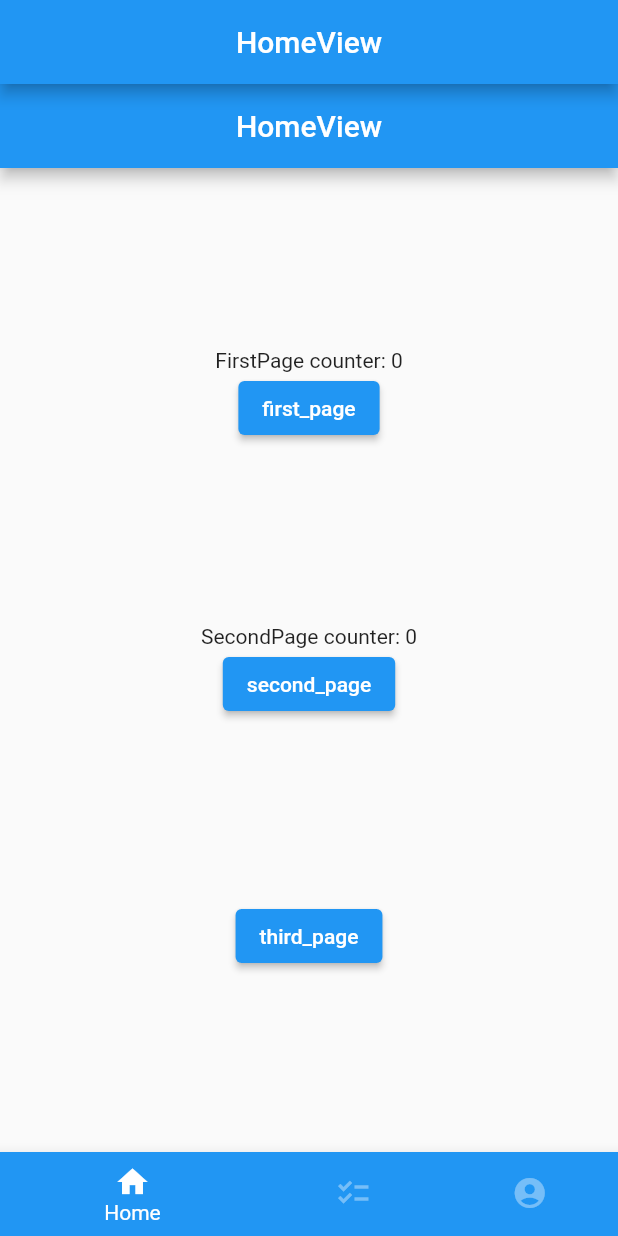
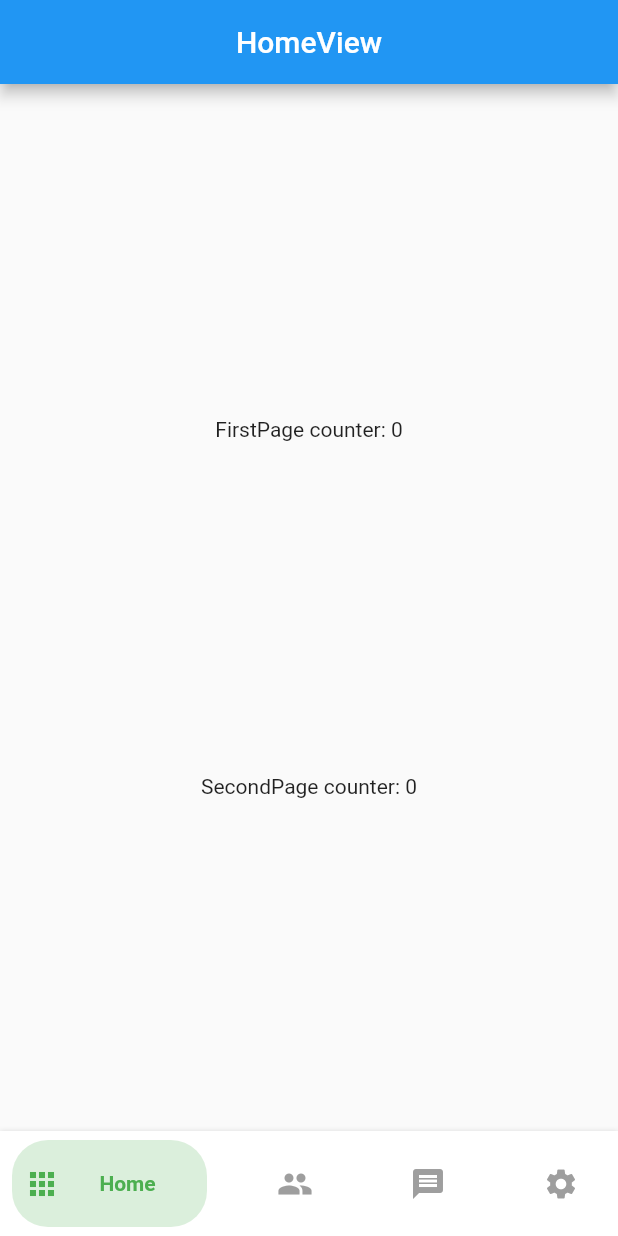
Before and after one commit to ArturNiklewicz/get_playground, a Flutter app: the screen it shows after launch, on a phone screen of 412 x 824 dp. Run offline on Flutter 3.47's test engine with Material 2 defaults, Android fonts, the phone set to English and light mode, and no system bars; our stand-ins replace get.

Commit message:
Custom Animated Navigation Bar

```diff
--- a/lib/app/modules/third_page/views/third_page_view.dart
+++ b/lib/app/modules/third_page/views/third_page_view.dart
@@ -15,6 +15,7 @@ class ThirdPageView extends GetView<ThirdPageController> {
       ),
       body: Center(
         child: Column(
+          mainAxisAlignment: MainAxisAlignment.center,
           children: [
             Text(
               'ThirdPageView is working',
--- a/lib/app/modules/~home/views/home_view.dart
+++ b/lib/app/modules/~home_page/views/home_view.dart
@@ -31,28 +31,13 @@ class HomeView extends GetView<HomeController> {
           Column(children: [
             GetBuilder<FirstPageController>(
                 builder: (_) => Text("FirstPage counter: ${_.count}")),
-            ElevatedButton(
-                onPressed: () {
-                  Get.to(FirstPageView());
-                },
-                child: Text("first_page"))
           ]),
           Column(
             children: [
               GetBuilder<SecondPageController>(
                   builder: (_) => Text("SecondPage counter: ${_.count}")),
-              ElevatedButton(
-                  onPressed: () {
-                    Get.to(SecondPageView());
-                  },
-                  child: Text("second_page")),
             ],
           ),
-          ElevatedButton(
-              onPressed: () {
-                Get.to(ThirdPageView());
-              },
-              child: Text("third_page"))
         ],
       )),
     );
--- a/lib/app/routes/app_pages.dart
+++ b/lib/app/routes/app_pages.dart
@@ -6,8 +6,8 @@ import '../modules/second_page/bindings/second_page_binding.dart';
 import '../modules/second_page/views/second_page_view.dart';
 import '../modules/third_page/bindings/third_page_binding.dart';
 import '../modules/third_page/views/third_page_view.dart';
-import '../modules/~home/bindings/home_binding.dart';
-import '../modules/~home/views/home_view.dart';
+import '../modules/~home_page/bindings/home_binding.dart';
+import '../modules/~home_page/views/home_view.dart';
 
 part 'app_routes.dart';
 
--- a/lib/app/shared_widgets/bottom_navigation_bar/nav_bar_page.dart
+++ b/lib/app/shared_widgets/bottom_navigation_bar/nav_bar_page.dart
@@ -6,55 +6,87 @@ import '../../modules/first_page/views/first_page_view.dart';
 import '../../modules/second_page/controllers/second_page_controller.dart';
 import '../../modules/second_page/views/second_page_view.dart';
 import '../../modules/third_page/views/third_page_view.dart';
-import '../../modules/~home/controllers/home_controller.dart';
-import '../../modules/~home/views/home_view.dart';
+import '../../modules/~home_page/views/home_view.dart';
+import '../../navigation/custom_navigation_bar.dart';
 
-class NavBarPage extends StatelessWidget {
-  final NavBarController navBarController = Get.put(NavBarController());
+class NavBarPage extends StatefulWidget {
+  NavBarPage({Key? key}) : super(key: key);
 
-  final screens = [
-    HomeView(),
-    FirstPageView(),
-    SecondPageView(),
-    ThirdPageView(),
-  ];
+  @override
+  State<NavBarPage> createState() => _NavBarPageState();
+}
 
-  NavBarPage({Key? key}) : super(key: key);
+class _NavBarPageState extends State<NavBarPage> {
+  int _currentIndex = 0;
+
+  final _inactiveColor = Colors.grey;
+
   @override
   Widget build(BuildContext context) {
     return Scaffold(
-        appBar: AppBar(
-          title: const Text('HomeView'),
-          centerTitle: true,
+        /* appBar: AppBar(
+          automaticallyImplyLeading: false,
+          title: Text("Custom Animated Bottom Navigation Bar"),
+          backgroundColor: Colors.green[200],
+        ), */
+        body: getBody(),
+        bottomNavigationBar: _buildBottomBar());
+  }
+
+  Widget _buildBottomBar() {
+    return CustomAnimatedBottomBar(
+      containerHeight: 70,
+      backgroundColor: Colors.white,
+      selectedIndex: _currentIndex,
+      showElevation: true,
+      itemCornerRadius: 24,
+      curve: Curves.easeIn,
+      onItemSelected: (index) => setState(() => _currentIndex = index),
+      items: <BottomNavyBarItem>[
+        BottomNavyBarItem(
+          icon: Icon(Icons.apps),
+          title: Text('Home'),
+          activeColor: Colors.green,
+          inactiveColor: _inactiveColor,
+          textAlign: TextAlign.center,
         ),
-        body: Obx(
-          () => IndexedStack(
-              index: navBarController.selectedIndex.value, children: screens),
+        BottomNavyBarItem(
+          icon: Icon(Icons.people),
+          title: Text('Users'),
+          activeColor: Colors.purpleAccent,
+          inactiveColor: _inactiveColor,
+          textAlign: TextAlign.center,
         ),
-        bottomNavigationBar: BottomNavigationBar(
-          type: BottomNavigationBarType.shifting,
-          selectedItemColor: Colors.white,
-          unselectedItemColor: Colors.white38,
-          showSelectedLabels: true,
-          showUnselectedLabels: false,
-          onTap: (index) {
-            navBarController.changeIndex(index);
-          },
-          currentIndex: navBarController.selectedIndex.value,
-          items: const [
-            BottomNavigationBarItem(
-                icon: Icon(Icons.home),
-                label: "Home",
-                backgroundColor: Colors.blue),
-            BottomNavigationBarItem(
-                icon: Icon(Icons.checklist_sharp),
-                label: "Search",
-                backgroundColor: Colors.blue),
-            BottomNavigationBarItem(
-                icon: Icon(Icons.account_circle_rounded),
-                label: "User Profile",
-                backgroundColor: Colors.blue),
-          ],
-        ));
+        BottomNavyBarItem(
+          icon: Icon(Icons.message),
+          title: Text(
+            'Messages ',
+          ),
+          activeColor: Colors.pink,
+          inactiveColor: _inactiveColor,
+          textAlign: TextAlign.center,
+        ),
+        BottomNavyBarItem(
+          icon: Icon(Icons.settings),
+          title: Text('Settings'),
+          activeColor: Colors.blue,
+          inactiveColor: _inactiveColor,
+          textAlign: TextAlign.center,
+        ),
+      ],
+    );
+  }
+
+  Widget getBody() {
+    List<Widget> pages = [
+      HomeView(),
+      FirstPageView(),
+      SecondPageView(),
+      ThirdPageView(),
+    ];
+    return IndexedStack(
+      index: _currentIndex,
+      children: pages,
+    );
   }
 }
```
Also changed, not shown: lib/app/modules/~home_page/bindings/home_binding.dart (renamed from lib/app/modules/~home/bindings/home_binding.dart), lib/app/modules/~home_page/controllers/home_controller.dart (renamed from lib/app/modules/~home/controllers/home_controller.dart).
